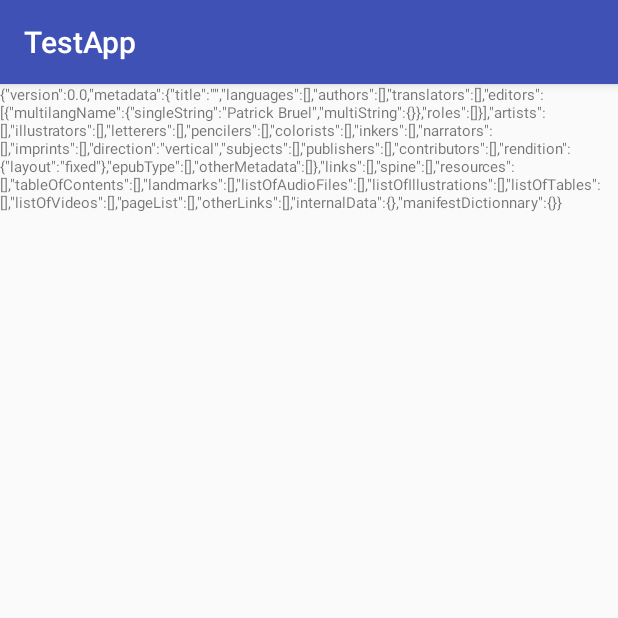
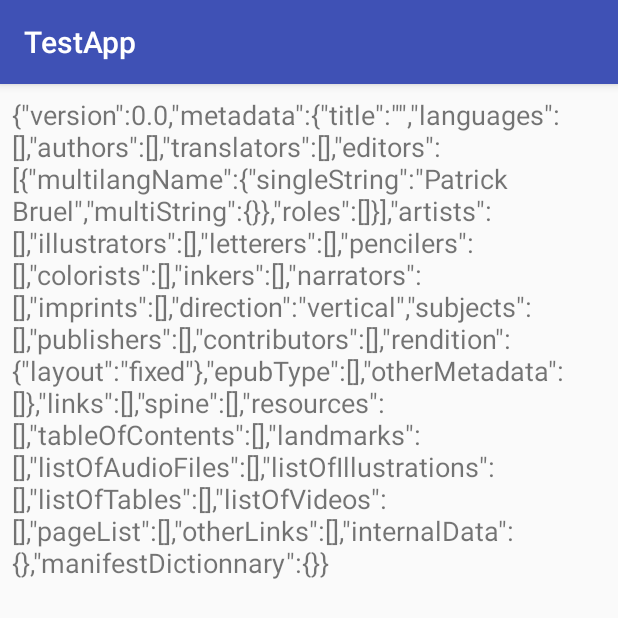
Before and after one commit to readium/r2-workspace-kotlin, an Android app: the screen it shows after launch (MainActivity), on a phone screen of 412 x 824 dp. Shown: the top 618 px of the screen. Run offline under Robolectric (Android 15) with nearby library versions, the phone set to English and light mode, and no system bars.

Commit message:
minor UI update, applying full screen in constrain layout

```diff
--- a/testapp/src/main/java/org/readium/testapp/MainActivity.kt
+++ b/testapp/src/main/java/org/readium/testapp/MainActivity.kt
@@ -25,7 +25,7 @@ class MainActivity : AppCompatActivity() {
         publi.metadata.editors.add(contrib)
         publi.metadata.direction = "vertical"
         publi.metadata.rendition.layout = RenditionLayout.fixed
-        textView.textSize = 10.0f
+//        textView.textSize = 10.0f
         textView.text = publi.manifest()
         val gson = Gson()
         val pub = gson.fromJson(textView.text.toString(), Publication::class.java)
--- a/testapp/src/main/res/layout/activity_main.xml
+++ b/testapp/src/main/res/layout/activity_main.xml
@@ -1,5 +1,6 @@
 <?xml version="1.0" encoding="utf-8"?>
 <android.support.constraint.ConstraintLayout xmlns:android="http://schemas.android.com/apk/res/android"
+    xmlns:app="http://schemas.android.com/apk/res-auto"
     xmlns:tools="http://schemas.android.com/tools"
     android:layout_width="match_parent"
     android:layout_height="match_parent"
@@ -7,10 +8,16 @@
 
     <TextView
         android:id="@+id/textView"
-        android:layout_width="match_parent"
-        android:layout_height="176dp"
-        android:textSize="10px"
+        android:layout_width="0dp"
+        android:layout_height="0dp"
+        android:layout_marginBottom="8dp"
+        android:layout_marginEnd="8dp"
+        android:layout_marginStart="8dp"
+        android:layout_marginTop="8dp"
         android:text="Welcome in this TestApp"
-        tools:layout_editor_absoluteX="0dp"
-        tools:layout_editor_absoluteY="0dp" />
+        android:textSize="18sp"
+        app:layout_constraintBottom_toBottomOf="parent"
+        app:layout_constraintEnd_toEndOf="parent"
+        app:layout_constraintStart_toStartOf="parent"
+        app:layout_constraintTop_toTopOf="parent" />
 </android.support.constraint.ConstraintLayout>
```
